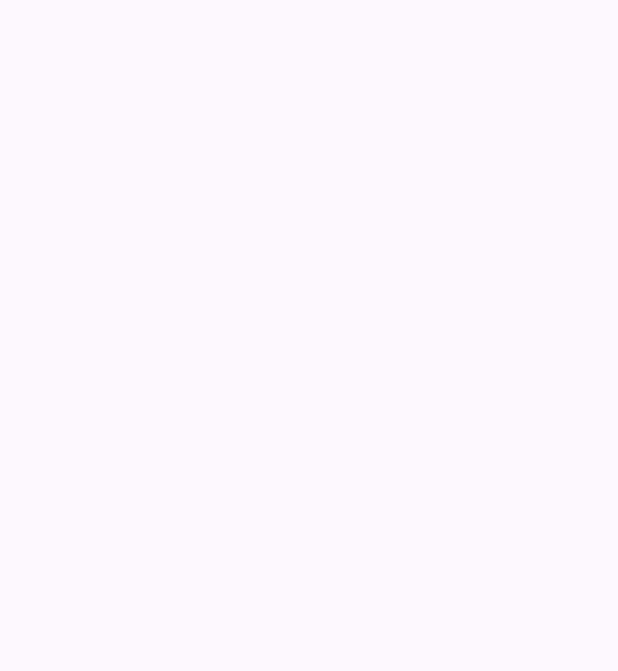
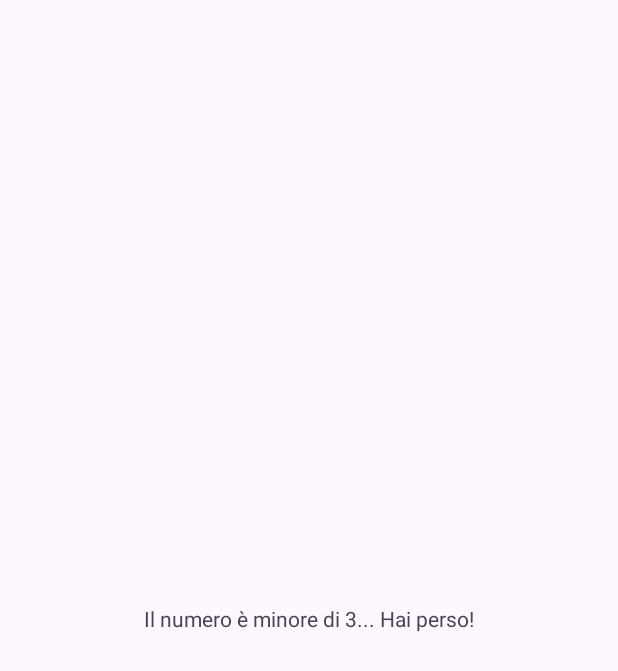
Before and after one commit to RiccardoPoggiani/RollDice, an Android app: the ThirdActivity screen opened directly, with no data from a screen before it, on a phone screen of 412 x 824 dp. Before the commit the part shown is empty. Shown: the top 671 px of the screen. Run offline under Robolectric (Android 15) with nearby library versions, the phone set to English and light mode, and no system bars.

Commit message:
Sviluppo logica esito

```diff
--- a/app/src/main/java/com/example/poggiani_rolldice/ThirdActivity.kt
+++ b/app/src/main/java/com/example/poggiani_rolldice/ThirdActivity.kt
@@ -19,9 +19,9 @@ class ThirdActivity : AppCompatActivity() {
         val textView = findViewById<TextView>(R.id.textViewActivityThird)
 
         if (num > 3){
-
+            textView.text = "Il numero è maggiore di 3... Hai vinto!";
         } else{
-
+            textView.text = "Il numero è minore di 3... Hai perso!";
         }
     }
 }
```
